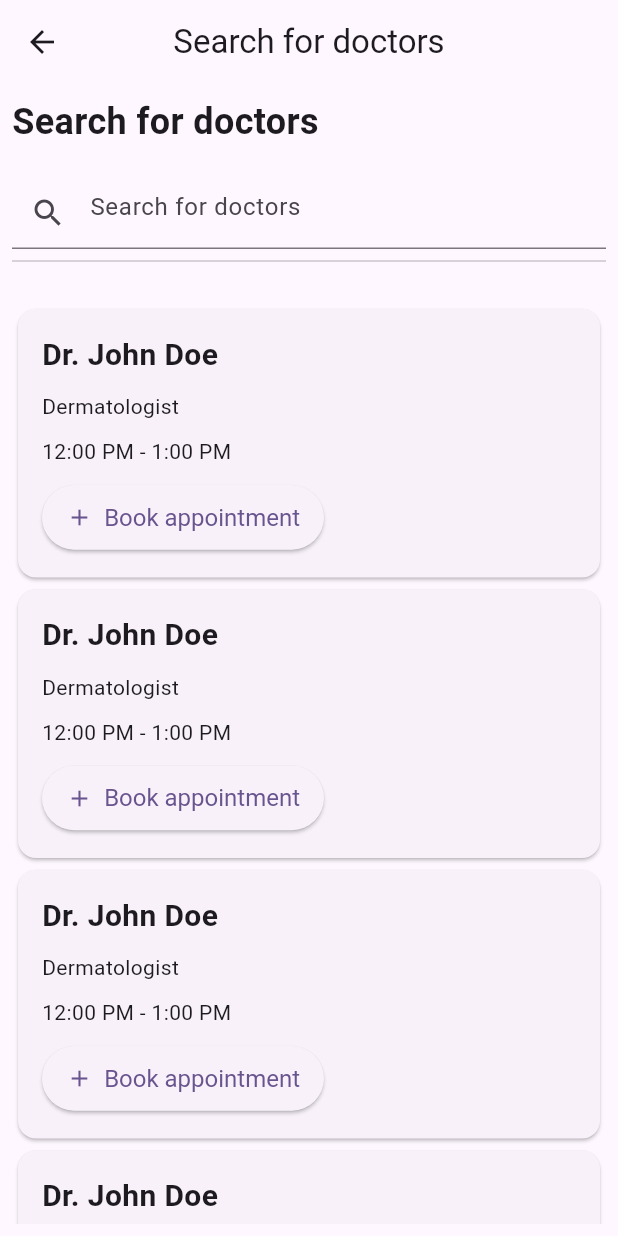
After one commit to CodeissanceHackathonTeamDemogorgonDebug/app, a Flutter app: the HomeScreen screen opened directly, after a tap on the "search" icon, on a phone screen of 412 x 824 dp. The commit adds this screen. Run offline on Flutter 3.47's test engine with Material 3 defaults, Android fonts, the phone set to English and light mode, and no system bars; our stand-ins replace cloud_firestore, dartz, firebase_auth, firebase_core, firebase_storage, flutter_riverpod and 3 more; accounts and stored records are empty; generated files the repository leaves out were written again; network calls fail.

Commit message:
ui for searching docs

```diff
--- /dev/null
+++ b/lib/pages/create_appointment.dart
@@ -0,0 +1,26 @@
+import 'package:flutter/material.dart';
+
+class CreateAppointment extends StatelessWidget {
+  const CreateAppointment({super.key});
+
+  @override
+  Widget build(BuildContext context) {
+    return Scaffold(
+      appBar: AppBar(
+        title: const Text('Create an appointment'),
+        centerTitle: true,
+      ),
+      body: Padding(
+        padding: const EdgeInsets.all(8.0),
+        child: Column(
+          crossAxisAlignment: CrossAxisAlignment.start,
+          children: [
+            Text('Book an appointment', style: TextStyle(fontSize: 24, fontWeight: FontWeight.bold)),
+            const SizedBox(height: 20),
+
+          ],
+        ),
+      ),
+    );
+  }
+}
--- a/lib/pages/home_screen.dart
+++ b/lib/pages/home_screen.dart
@@ -1,4 +1,5 @@
 import 'package:flutter/material.dart';
+import 'package:hackathon_app/pages/search_for_doctors.dart';
 import 'package:hackathon_app/pages/views/appointments_view.dart';
 import 'package:hackathon_app/pages/views/home_screen_view.dart';
 import 'package:hackathon_app/pages/views/profile_view.dart';
@@ -19,6 +20,14 @@ class _HomeScreenState extends State<HomeScreen> {
       appBar: AppBar(
         title:  Text(getAppBarTitle(selectedPage)),
         centerTitle: true,
+        actions: [
+          IconButton(
+            icon: const Icon(Icons.search),
+            onPressed: () {
+              Navigator.of(context).push(MaterialPageRoute(builder: (context) => const SearchForDoctors()));
+            },
+          ),
+        ],
       ),
       body: SizedBox(
           width: double.infinity,
@@ -42,6 +51,10 @@ class _HomeScreenState extends State<HomeScreen> {
           });
         },
       ),
+      floatingActionButton: selectedPage == 1 ? FloatingActionButton(
+        child: const Icon(Icons.add),
+        onPressed: () {},
+      ) : null,
     );
   }
 }
--- /dev/null
+++ b/lib/pages/search_for_doctors.dart
@@ -0,0 +1,42 @@
+import 'package:flutter/material.dart';
+import 'package:hackathon_app/pages/widgets/doctor_card.dart';
+
+class SearchForDoctors extends StatelessWidget {
+  const SearchForDoctors({super.key});
+
+  @override
+  Widget build(BuildContext context) {
+    return Scaffold(
+      appBar: AppBar(
+        title: const Text('Search for doctors'),
+        centerTitle: true,
+      ),
+      body: Padding(
+        padding: const EdgeInsets.all(8.0),
+        child: SingleChildScrollView(
+          child: Column(
+            crossAxisAlignment: CrossAxisAlignment.start,
+            children: [
+              Text('Search for doctors', style: TextStyle(fontSize: 24, fontWeight: FontWeight.bold)),
+              const SizedBox(height: 20),
+              TextFormField(
+                decoration: const InputDecoration(
+                  hintText: 'Search for doctors',
+                  prefixIcon: Icon(Icons.search),
+                ),
+              ),
+              const Divider(),
+              const SizedBox(height: 20),
+              DoctorCard(),
+              DoctorCard(),
+              DoctorCard(),
+              DoctorCard(),
+              DoctorCard(),
+              DoctorCard(),
+            ],
+          ),
+        ),
+      ),
+    );
+  }
+}
--- /dev/null
+++ b/lib/pages/widgets/doctor_card.dart
@@ -0,0 +1,43 @@
+import 'package:flutter/material.dart';
+import 'package:hackathon_app/pages/create_appointment.dart';
+
+class DoctorCard extends StatelessWidget {
+  const DoctorCard({super.key});
+
+  @override
+  Widget build(BuildContext context) {
+    return SizedBox(
+      width: double.infinity,
+      child: Card(
+        child: Padding(
+          padding: const EdgeInsets.all(16.0),
+          child: Column(
+            crossAxisAlignment: CrossAxisAlignment.start,
+            children: [
+              const Text(
+                'Dr. John Doe',
+                style: TextStyle(fontSize: 20, fontWeight: FontWeight.bold),
+              ),
+              const SizedBox(height: 10),
+              const Text('Dermatologist'),
+              const SizedBox(height: 10),
+              const Text('12:00 PM - 1:00 PM'),
+              const SizedBox(height: 10),
+              ElevatedButton.icon(
+                onPressed: () {
+                  Navigator.of(context).push(MaterialPageRoute(builder: (context) => CreateAppointment()));
+                },
+                icon: const Icon(Icons.add),
+                label: const Text('Book appointment'),
+                style: ElevatedButton.styleFrom(
+                  padding: const EdgeInsets.symmetric(horizontal: 16, vertical: 12),
+                  textStyle: const TextStyle(fontSize: 16),
+                ),
+              ),
+            ],
+          ),
+        ),
+      ),
+    );
+  }
+}
```
